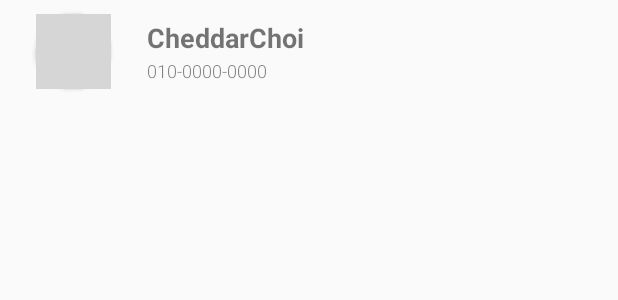
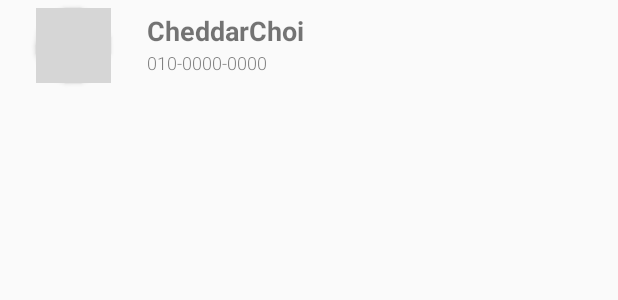
Before and after one commit to CheddarChoi/CommonProject1, an Android app: the layout phonebook_list.xml on its own in the app's theme, with its tools: preview values and no code run, on a phone screen of 412 x 824 dp. Shown: the top 300 px of the screen. Run offline under Robolectric (Android 15) with nearby library versions, the phone set to English and light mode, and no system bars; grey boxes are pictures that could not be loaded.

Commit message:
change icon

```diff
--- a/app/src/main/res/layout/phonebook_list.xml
+++ b/app/src/main/res/layout/phonebook_list.xml
@@ -3,9 +3,7 @@
     xmlns:app="http://schemas.android.com/apk/res-auto"
     xmlns:tools="http://schemas.android.com/tools"
     android:layout_width="match_parent"
-    android:layout_height="60dp"
-    android:layout_marginTop="4dp"
-    android:layout_marginBottom="4dp">
+    android:layout_height="60dp">
 
     <androidx.cardview.widget.CardView
         android:id="@+id/image_view"
@@ -31,7 +29,7 @@
         android:layout_height="wrap_content"
         android:layout_marginStart="24dp"
         android:layout_marginLeft="24dp"
-        android:layout_marginTop="8dp"
+        android:layout_marginTop="7dp"
         android:layout_marginEnd="8dp"
         android:layout_marginRight="8dp"
         android:layout_weight="1"
@@ -53,7 +51,7 @@
         android:layout_height="wrap_content"
         android:layout_marginEnd="8dp"
         android:layout_marginRight="8dp"
-        android:layout_marginBottom="8dp"
+        android:layout_marginBottom="9dp"
         android:layout_weight="1"
         android:clickable="true"
         android:gravity="left|center_vertical"
--- a/app/src/main/res/layout/tab_1_main.xml
+++ b/app/src/main/res/layout/tab_1_main.xml
@@ -56,7 +56,6 @@
             android:id="@+id/phonebook"
             android:layout_width="match_parent"
             android:layout_height="wrap_content"
-            android:layout_marginTop="4dp"
             android:clickable="true"
             app:layout_constraintStart_toStartOf="parent"
             app:layout_constraintTop_toTopOf="parent">
```
Also changed, not shown: app/src/main/res/drawable/input.png, app/src/main/res/drawable/newuser.png.
